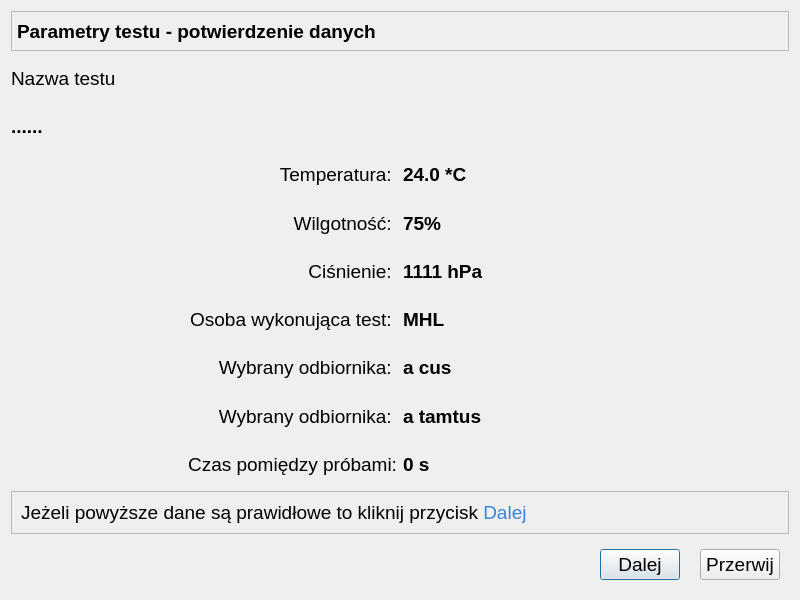
Before: the Qt Designer form CzujkiLinioweApp/oknosprawdzeniedanych.ui in wiacekmarcin/CzujkiLiniowe, drawn with Qt 5.
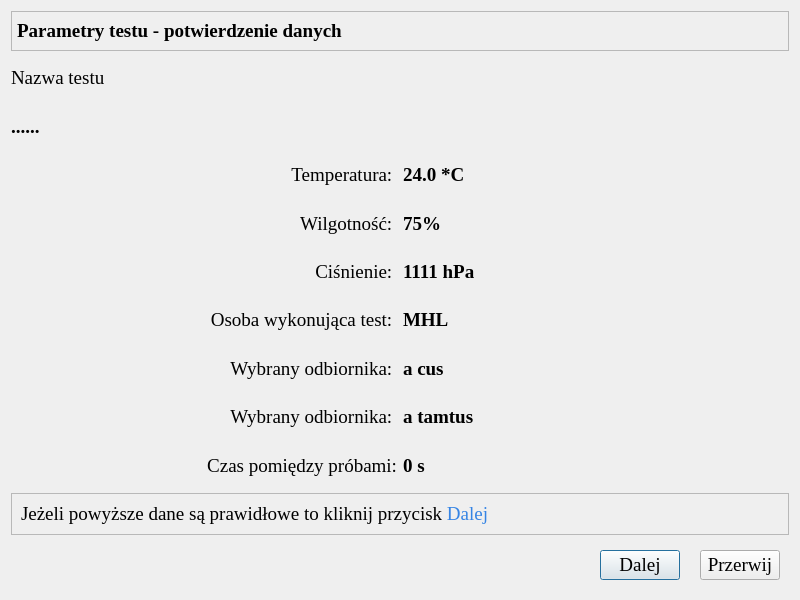
After: the same form once the commit is applied. Icons and pictures are not drawn.

```diff
--- a/CzujkiLinioweApp/oknosprawdzeniedanych.ui
+++ b/CzujkiLinioweApp/oknosprawdzeniedanych.ui
@@ -24,7 +24,7 @@
   </property>
   <property name="font">
    <font>
-    <family>Arial</family>
+    <family>Times New Roman</family>
     <pointsize>14</pointsize>
    </font>
   </property>
@@ -36,7 +36,7 @@
     <widget class="QLabel" name="eReceiver">
      <property name="font">
       <font>
-       <family>Arial</family>
+       <family>Times New Roman</family>
        <pointsize>14</pointsize>
       </font>
      </property>
@@ -52,7 +52,7 @@
     <widget class="QLabel" name="eTransmitter">
      <property name="font">
       <font>
-       <family>Arial</family>
+       <family>Times New Roman</family>
        <pointsize>14</pointsize>
       </font>
      </property>
@@ -68,7 +68,7 @@
     <widget class="QLabel" name="numerNadajnika">
      <property name="font">
       <font>
-       <family>Arial</family>
+       <family>Times New Roman</family>
        <pointsize>14</pointsize>
        <bold>true</bold>
       </font>
@@ -115,7 +115,7 @@
         </property>
         <property name="font">
          <font>
-          <family>Arial</family>
+          <family>Times New Roman</family>
           <pointsize>14</pointsize>
           <bold>true</bold>
          </font>
@@ -132,7 +132,7 @@
     <widget class="QLabel" name="lTemp">
      <property name="font">
       <font>
-       <family>Arial</family>
+       <family>Times New Roman</family>
        <pointsize>14</pointsize>
       </font>
      </property>
@@ -157,7 +157,7 @@
        <widget class="QLabel" name="label_9">
         <property name="font">
          <font>
-          <family>Arial</family>
+          <family>Times New Roman</family>
           <pointsize>14</pointsize>
          </font>
         </property>
@@ -173,7 +173,7 @@
     <widget class="QLabel" name="cisnienie">
      <property name="font">
       <font>
-       <family>Arial</family>
+       <family>Times New Roman</family>
        <pointsize>14</pointsize>
        <bold>true</bold>
       </font>
@@ -187,7 +187,7 @@
     <widget class="QLabel" name="lcisnieie">
      <property name="font">
       <font>
-       <family>Arial</family>
+       <family>Times New Roman</family>
        <pointsize>14</pointsize>
       </font>
      </property>
@@ -203,7 +203,7 @@
     <widget class="QLabel" name="lTestName">
      <property name="font">
       <font>
-       <family>Arial</family>
+       <family>Times New Roman</family>
        <pointsize>14</pointsize>
       </font>
      </property>
@@ -263,7 +263,7 @@
     <widget class="QLabel" name="wilgotnosc">
      <property name="font">
       <font>
-       <family>Arial</family>
+       <family>Times New Roman</family>
        <pointsize>14</pointsize>
        <bold>true</bold>
       </font>
@@ -277,7 +277,7 @@
     <widget class="QLabel" name="osobaWykonujacaTest">
      <property name="font">
       <font>
-       <family>Arial</family>
+       <family>Times New Roman</family>
        <pointsize>14</pointsize>
        <bold>true</bold>
       </font>
@@ -291,7 +291,7 @@
     <widget class="QLabel" name="lhuminity">
      <property name="font">
       <font>
-       <family>Arial</family>
+       <family>Times New Roman</family>
        <pointsize>14</pointsize>
       </font>
      </property>
@@ -307,7 +307,7 @@
     <widget class="QLabel" name="temperatura">
      <property name="font">
       <font>
-       <family>Arial</family>
+       <family>Times New Roman</family>
        <pointsize>14</pointsize>
        <bold>true</bold>
       </font>
@@ -321,7 +321,7 @@
     <widget class="QLabel" name="ePowtarzalnosc">
      <property name="font">
       <font>
-       <family>Arial</family>
+       <family>Times New Roman</family>
        <pointsize>14</pointsize>
       </font>
      </property>
@@ -337,7 +337,7 @@
     <widget class="QLabel" name="testName">
      <property name="font">
       <font>
-       <family>Arial</family>
+       <family>Times New Roman</family>
        <pointsize>14</pointsize>
        <bold>true</bold>
       </font>
@@ -351,7 +351,7 @@
     <widget class="QLabel" name="lOsobaWykTest">
      <property name="font">
       <font>
-       <family>Arial</family>
+       <family>Times New Roman</family>
        <pointsize>14</pointsize>
       </font>
      </property>
@@ -367,7 +367,7 @@
     <widget class="QLabel" name="numerReceiver">
      <property name="font">
       <font>
-       <family>Arial</family>
+       <family>Times New Roman</family>
        <pointsize>14</pointsize>
        <bold>true</bold>
       </font>
@@ -381,7 +381,7 @@
     <widget class="QLabel" name="powtarzalnosc_czas">
      <property name="font">
       <font>
-       <family>Arial</family>
+       <family>Times New Roman</family>
        <pointsize>14</pointsize>
        <bold>true</bold>
       </font>
```
